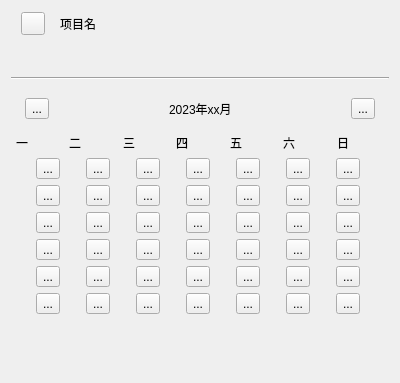
This is App/widgets/calendarcontrol.ui in kevinWu7/LifeNote as Qt 5 draws it before an edit. The edited form follows.
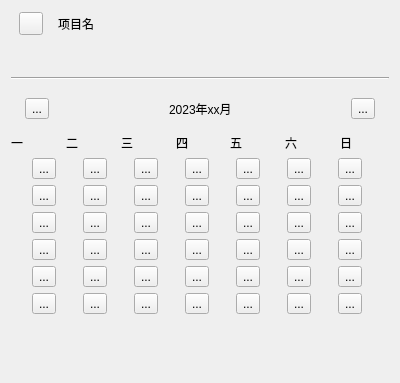
This is the edited form. Custom widgets are drawn as their Qt base class.

Commit message: realize function:update recordItem's content when user checked button

```diff
--- a/App/widgets/calendarcontrol.ui
+++ b/App/widgets/calendarcontrol.ui
@@ -30,7 +30,7 @@
        <number>15</number>
       </property>
       <property name="leftMargin">
-       <number>10</number>
+       <number>8</number>
       </property>
       <property name="topMargin">
        <number>0</number>
@@ -198,13 +198,13 @@
      </property>
      <layout class="QHBoxLayout" name="horizontalLayout_2">
       <property name="leftMargin">
-       <number>5</number>
+       <number>0</number>
       </property>
       <property name="topMargin">
        <number>0</number>
       </property>
       <property name="rightMargin">
-       <number>5</number>
+       <number>0</number>
       </property>
       <property name="bottomMargin">
        <number>0</number>
@@ -271,13 +271,13 @@
     <widget class="QWidget" name="mainGridWidget" native="true">
      <layout class="QGridLayout" name="gridLayout" rowstretch="0,0,0,0,0,0">
       <property name="leftMargin">
-       <number>5</number>
+       <number>0</number>
       </property>
       <property name="topMargin">
        <number>0</number>
       </property>
       <property name="rightMargin">
-       <number>5</number>
+       <number>0</number>
       </property>
       <property name="bottomMargin">
        <number>0</number>
```
Left out of the diff: 6 changed lines with no effect on the pictures. The commit also changes 6 other files.
